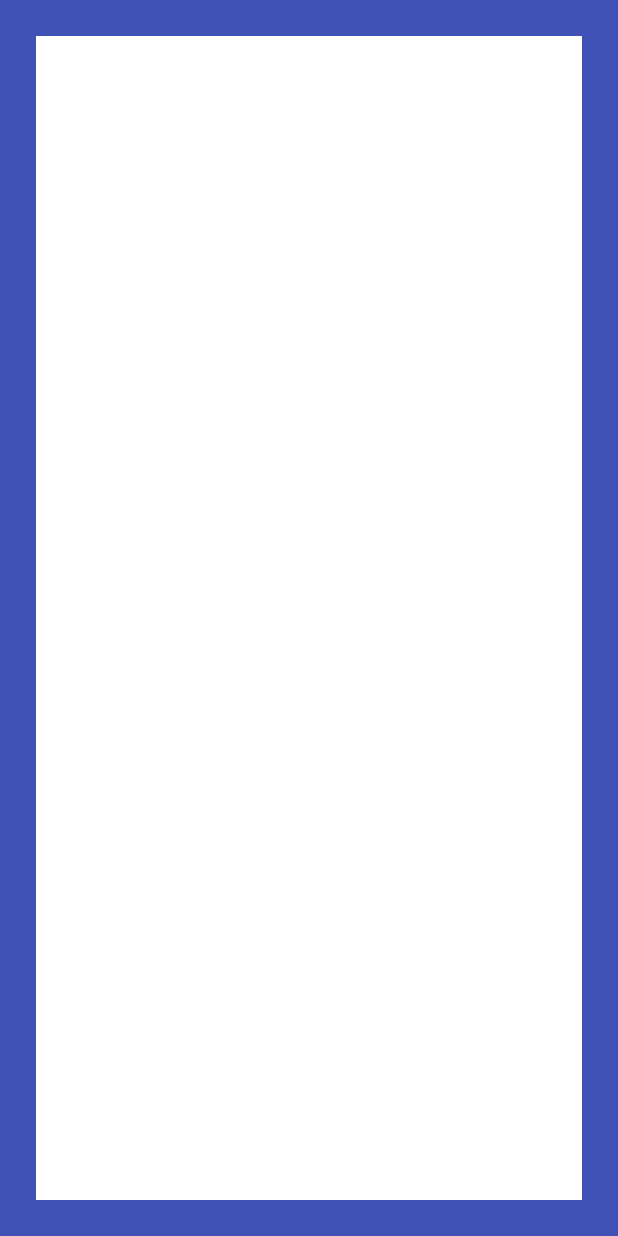
After one commit to leewoongi/fastcampus_secretdiary, an Android app: the DiaryActivity screen opened directly, with no data from a screen before it, on a phone screen of 412 x 824 dp. The commit adds this screen. Run offline under Robolectric (Android 15) with nearby library versions, the phone set to English and light mode, and no system bars.

Commit message:
#4 - 다이어리 작성 ui 및 다이어리 내용 저장하기(sharedPreference)

```diff
--- a/app/src/main/AndroidManifest.xml
+++ b/app/src/main/AndroidManifest.xml
@@ -18,6 +18,9 @@
                 <category android:name="android.intent.category.LAUNCHER" />
             </intent-filter>
         </activity>
+
+        <activity android:name=".DiaryActivity"
+            android:theme="@style/NoActionBar"/>
     </application>
 
 </manifest>
--- /dev/null
+++ b/app/src/main/java/com/wg/secretdiary/DiaryActivity.kt
@@ -0,0 +1,41 @@
+package com.wg.secretdiary
+
+import android.content.Context
+import android.os.Bundle
+import android.os.Handler
+import android.os.Looper
+import android.widget.EditText
+import androidx.appcompat.app.AppCompatActivity
+import androidx.core.content.edit
+import androidx.core.widget.addTextChangedListener
+
+class DiaryActivity: AppCompatActivity() {
+
+    private lateinit var diaryEditTextView: EditText
+    private val handler = Handler(Looper.getMainLooper())
+
+    override fun onCreate(savedInstanceState: Bundle?) {
+        super.onCreate(savedInstanceState)
+        setContentView(R.layout.activity_diary)
+
+        initialized()
+
+        val detailPreferences = getSharedPreferences("diary", Context.MODE_PRIVATE)
+        diaryEditTextView.setText(detailPreferences.getString("detail", ""))
+
+        val runnable = Runnable {
+            getSharedPreferences("diary", Context.MODE_PRIVATE).edit {
+                putString("detail",  diaryEditTextView.text.toString())
+            }
+        }
+
+        diaryEditTextView.addTextChangedListener {
+            handler.removeCallbacks(runnable)
+            handler.postDelayed(runnable, 500)
+        }
+    }
+
+    private fun initialized() {
+        diaryEditTextView = findViewById(R.id.et_diary_content)
+    }
+}
--- a/app/src/main/java/com/wg/secretdiary/MainActivity.kt
+++ b/app/src/main/java/com/wg/secretdiary/MainActivity.kt
@@ -1,6 +1,7 @@
 package com.wg.secretdiary
 
 import android.content.Context
+import android.content.Intent
 import android.graphics.Color
 import androidx.appcompat.app.AppCompatActivity
 import android.os.Bundle
@@ -40,7 +41,7 @@ class MainActivity : AppCompatActivity() {
                     "${thirdNumberPicker.value}"
 
             if(passwordPreferences.getString("password", "000").equals(passwordFromUser)){
-
+                startActivity(Intent(this, DiaryActivity::class.java))
             }else{
                 showErrorAlertDialog()
             }
--- /dev/null
+++ b/app/src/main/res/layout/activity_diary.xml
@@ -0,0 +1,21 @@
+<?xml version="1.0" encoding="utf-8"?>
+<androidx.constraintlayout.widget.ConstraintLayout xmlns:android="http://schemas.android.com/apk/res/android"
+    android:layout_width="match_parent"
+    android:layout_height="match_parent"
+    xmlns:app="http://schemas.android.com/apk/res-auto"
+    android:background="@color/free_speech_blue"
+    android:padding="24dp">
+
+    <EditText
+        android:id="@+id/et_diary_content"
+        android:layout_width="0dp"
+        android:layout_height="0dp"
+        android:background="@color/white"
+        android:gravity="start|top"
+        android:text="ssss"
+        android:padding="10dp"
+        app:layout_constraintTop_toTopOf="parent"
+        app:layout_constraintStart_toStartOf="parent"
+        app:layout_constraintEnd_toEndOf="parent"
+        app:layout_constraintBottom_toBottomOf="parent"/>
+</androidx.constraintlayout.widget.ConstraintLayout>
```
